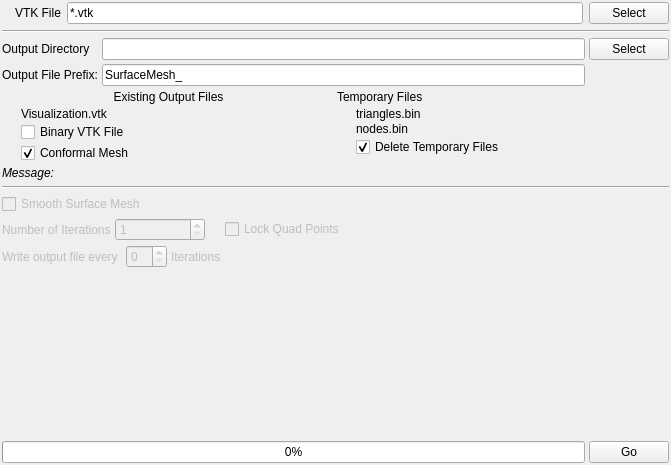
Qt form Source/AIM/GUI/UI_Files/SurfaceMeshingWidget.ui (BlueQuartzSoftware/DREAM3D) before a commit.
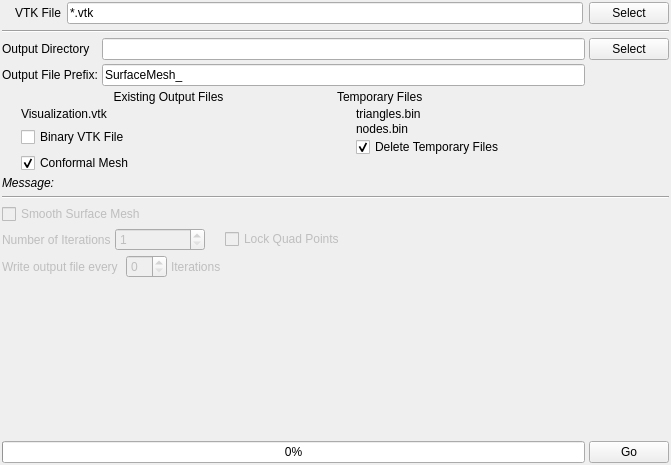
The same form after that commit. Icons and pictures are not drawn.

Diff of the .ui file:
```diff
--- a/Source/AIM/GUI/UI_Files/SurfaceMeshingWidget.ui
+++ b/Source/AIM/GUI/UI_Files/SurfaceMeshingWidget.ui
@@ -136,7 +136,7 @@
         <number>12</number>
        </property>
        <property name="verticalSpacing">
-        <number>1</number>
+        <number>6</number>
        </property>
        <item row="1" column="1">
         <widget class="QLabel" name="m_VisualizationFile">
```
